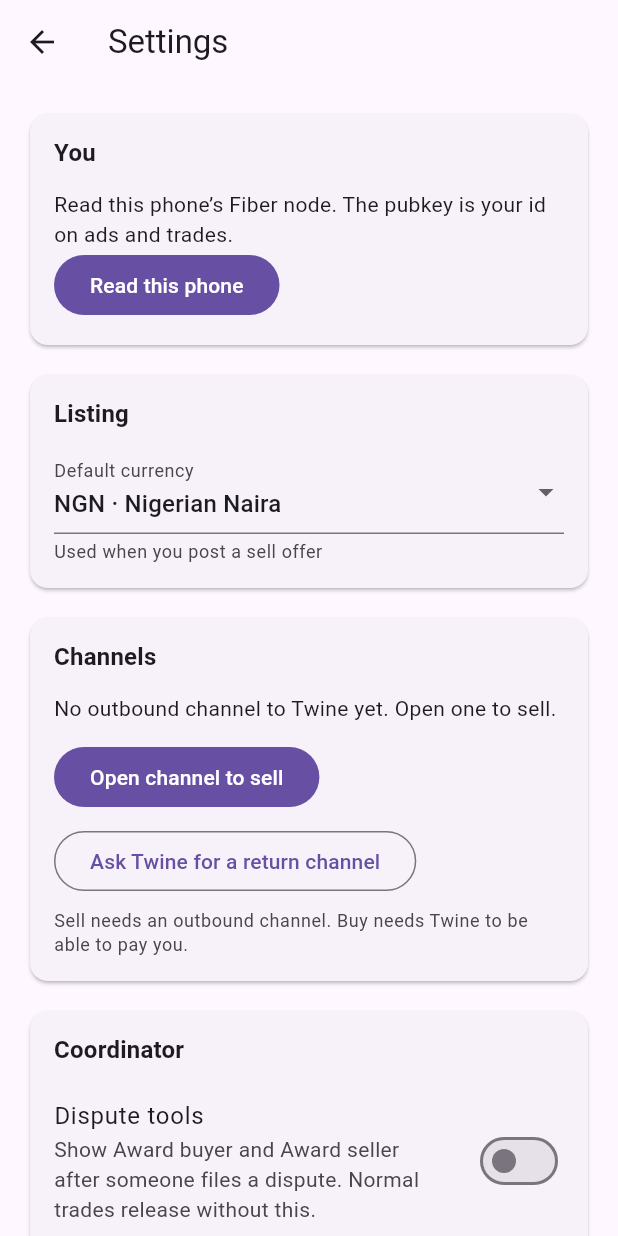
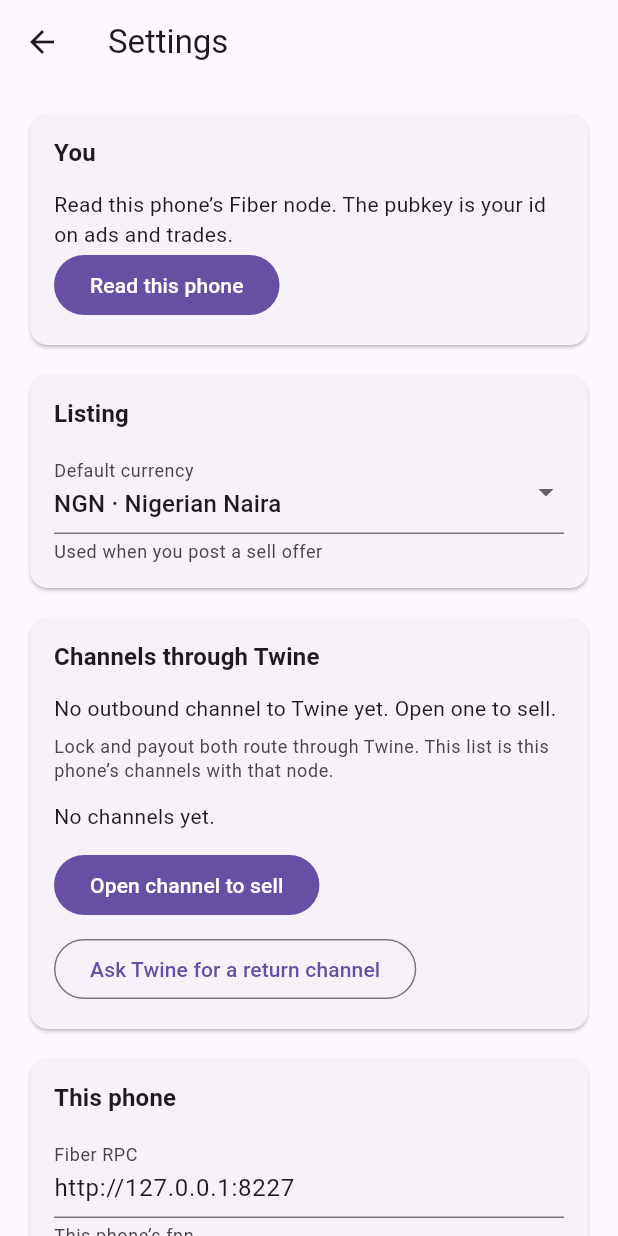
Before and after one commit to chukwuma619/twine-fiber-poc, a Flutter app: the screen it shows after launch, after a tap on "SELL CKB", after a tap on the "menu" icon, on a phone screen of 412 x 824 dp. Run offline on Flutter 3.47's test engine with Material 3 defaults, Android fonts, the phone set to English and light mode, and no system bars; our stand-ins replace image_picker, shared_preferences; network calls fail.

Commit message:
Refactor settings and trade flow by removing operator tools functionality. Update README.md to clarify changes in dispute handling and channel management. Introduce new methods for loading channels in settings and enhance UI components for better user experience. Add tests for new currency conversion functionality.

```diff
--- a/app/lib/daemon_api.dart
+++ b/app/lib/daemon_api.dart
@@ -154,18 +154,6 @@ class DaemonApi {
     return _trade(baseUrl, '/trades/$id/chat', {'from': from, 'text': text});
   }
 
-  Future<TradeSnapshot> awardBuyer(
-    String baseUrl,
-    String id, {
-    required String invoice,
-  }) {
-    return _trade(baseUrl, '/trades/$id/award_buyer', {'invoice': invoice});
-  }
-
-  Future<TradeSnapshot> awardSeller(String baseUrl, String id) {
-    return _trade(baseUrl, '/trades/$id/award_seller');
-  }
-
   Future<TwineInfo> fetchTwine(String baseUrl) async {
     return TwineInfo.fromJson(_asMap(await _getJson(baseUrl, '/twine')));
   }
--- a/app/lib/settings.dart
+++ b/app/lib/settings.dart
@@ -29,7 +29,6 @@ class UserSettings {
     this.fiberRpc = _envFiberRpc,
     this.daemonUrl = '',
     this.p2pAddress = _envP2p,
-    this.operatorTools = false,
     this.preferredCurrency = 'NGN',
     this.pubkey,
   });
@@ -37,7 +36,6 @@ class UserSettings {
   final String fiberRpc;
   final String daemonUrl;
   final String p2pAddress;
-  final bool operatorTools;
   final String preferredCurrency;
   final String? pubkey;
 
@@ -45,7 +43,6 @@ class UserSettings {
     String? fiberRpc,
     String? daemonUrl,
     String? p2pAddress,
-    bool? operatorTools,
     String? preferredCurrency,
     String? pubkey,
     bool clearPubkey = false,
@@ -54,7 +51,6 @@ class UserSettings {
       fiberRpc: fiberRpc ?? this.fiberRpc,
       daemonUrl: daemonUrl ?? this.daemonUrl,
       p2pAddress: p2pAddress ?? this.p2pAddress,
-      operatorTools: operatorTools ?? this.operatorTools,
       preferredCurrency: preferredCurrency ?? this.preferredCurrency,
       pubkey: clearPubkey ? null : (pubkey ?? this.pubkey),
     );
@@ -84,7 +80,6 @@ class SettingsController extends ChangeNotifier {
       fiberRpc: prefs.getString('fiberRpc') ?? settings.fiberRpc,
       daemonUrl: prefs.getString('daemonUrl') ?? settings.daemonUrl,
       p2pAddress: prefs.getString('p2pAddress') ?? settings.p2pAddress,
-      operatorTools: prefs.getBool('operatorTools') ?? settings.operatorTools,
       preferredCurrency:
           prefs.getString('preferredCurrency') ?? settings.preferredCurrency,
       pubkey: prefs.getString('pubkey') ?? settings.pubkey,
@@ -101,10 +96,10 @@ class SettingsController extends ChangeNotifier {
     }
     final prefs = await SharedPreferences.getInstance();
     await prefs.remove('name');
+    await prefs.remove('operatorTools');
     await prefs.setString('fiberRpc', next.fiberRpc);
     await prefs.setString('daemonUrl', next.daemonUrl);
     await prefs.setString('p2pAddress', next.p2pAddress);
-    await prefs.setBool('operatorTools', next.operatorTools);
     await prefs.setString('preferredCurrency', next.preferredCurrency);
     if (next.pubkey == null) {
       await prefs.remove('pubkey');
--- a/app/lib/settings_screen.dart
+++ b/app/lib/settings_screen.dart
@@ -1,6 +1,7 @@
 import 'package:flutter/material.dart';
 import 'package:flutter/services.dart';
 
+import 'amounts.dart';
 import 'currencies.dart';
 import 'daemon_api.dart';
 import 'fiber_api.dart';
@@ -32,6 +33,7 @@ class _SettingsScreenState extends State<SettingsScreen> {
   String? _error;
   String? _status;
   FiberChannel? _toTwine;
+  List<FiberChannel> _channels = const [];
   TwineInfo? _twine;
   var _busy = false;
 
@@ -64,7 +66,6 @@ class _SettingsScreenState extends State<SettingsScreen> {
 
   Future<void> _persist({
     String? pubkey,
-    bool? operatorTools,
     String? preferredCurrency,
   }) {
     return widget.settings.update(
@@ -73,7 +74,6 @@ class _SettingsScreenState extends State<SettingsScreen> {
         daemonUrl: _daemonUrl.text,
         p2pAddress: _p2p.text,
         pubkey: pubkey,
-        operatorTools: operatorTools,
         preferredCurrency: preferredCurrency,
       ),
     );
@@ -89,16 +89,14 @@ class _SettingsScreenState extends State<SettingsScreen> {
       final pubkey = await widget.fiber.nodePubkey(_fiberRpc.text);
       await widget.settings.update(_user.copyWith(pubkey: pubkey));
       final twine = await widget.daemon.fetchTwine(_daemonUrl.text);
-      FiberChannel? channel;
-      if (twine.pubkey != null) {
-        channel = await widget.fiber.channelTo(_fiberRpc.text, twine.pubkey!);
-      }
+      final loaded = await _loadChannels(twine.pubkey);
       if (!mounted) {
         return;
       }
       setState(() {
         _twine = twine;
-        _toTwine = channel;
+        _channels = loaded.channels;
+        _toTwine = loaded.toTwine;
         _status = 'This phone is ${shortPubkey(pubkey)}';
         _busy = false;
       });
@@ -138,13 +136,14 @@ class _SettingsScreenState extends State<SettingsScreen> {
           fundingHex: _defaultFundingHex,
         );
       }
-      final channel = await widget.fiber.channelTo(_fiberRpc.text, pubkey);
+      final loaded = await _loadChannels(pubkey);
       if (!mounted) {
         return;
       }
       setState(() {
         _twine = twine;
-        _toTwine = channel;
+        _channels = loaded.channels;
+        _toTwine = loaded.toTwine;
         _status = 'You can sell. Outbound channel to Twine is ready.';
         _busy = false;
       });
@@ -176,10 +175,15 @@ class _SettingsScreenState extends State<SettingsScreen> {
         pubkey: pubkey,
         address: _p2p.text,
       );
+      final twine = await widget.daemon.fetchTwine(_daemonUrl.text);
+      final loaded = await _loadChannels(twine.pubkey);
       if (!mounted) {
         return;
       }
       setState(() {
+        _twine = twine;
+        _channels = loaded.channels;
+        _toTwine = loaded.toTwine;
         _status = result.channelOpen
             ? 'You can receive CKB. Twine opened a return channel.'
             : result.message;
@@ -194,6 +198,24 @@ class _SettingsScreenState extends State<SettingsScreen> {
         _busy = false;
       });
     }
+  }
+
+  Future<({List<FiberChannel> channels, FiberChannel? toTwine})> _loadChannels(
+    String? twinePubkey,
+  ) async {
+    final channels = await widget.fiber.listChannels(_fiberRpc.text);
+    FiberChannel? toTwine;
+    if (twinePubkey != null) {
+      for (final channel in channels) {
+        if (samePubkey(channel.peerPubkey, twinePubkey)) {
+          toTwine = channel;
+          if (channel.open) {
+            break;
+          }
+        }
+      }
+    }
+    return (channels: channels, toTwine: toTwine);
   }
 
   Future<void> _copy(String value) async {
@@ -294,7 +316,7 @@ class _SettingsScreenState extends State<SettingsScreen> {
           ),
           const SizedBox(height: 12),
           _SectionCard(
-            title: 'Channels',
+            title: 'Channels through Twine',
             child: Column(
               crossAxisAlignment: CrossAxisAlignment.start,
               children: [
@@ -302,13 +324,25 @@ class _SettingsScreenState extends State<SettingsScreen> {
                   _channelCopy,
                   key: const Key('channel-status'),
                 ),
-                if (_twine?.pubkey != null) ...[
-                  const SizedBox(height: 8),
-                  Text(
-                    'Twine ${shortPubkey(_twine!.pubkey!)}',
-                    style: Theme.of(context).textTheme.bodySmall,
+                const SizedBox(height: 8),
+                Text(
+                  'Lock and payout both route through Twine. This list is this phone’s channels with that node.',
+                  style: Theme.of(context).textTheme.bodySmall?.copyWith(
+                    color: Theme.of(context).colorScheme.onSurfaceVariant,
                   ),
-                ],
+                ),
+                const SizedBox(height: 12),
+                if (_channels.isEmpty)
+                  const Text(
+                    'No channels yet.',
+                    key: Key('channel-empty'),
+                  )
+                else
+                  for (final channel in _channels)
+                    _ChannelTile(
+                      channel: channel,
+                      twine: samePubkey(channel.peerPubkey, _twine?.pubkey),
+                    ),
                 const SizedBox(height: 12),
                 FilledButton(
                   key: const Key('open-channel-twine'),
@@ -321,29 +355,7 @@ class _SettingsScreenState extends State<SettingsScreen> {
                   onPressed: _busy ? null : _askTwineChannel,
                   child: const Text('Ask Twine for a return channel'),
                 ),
-                const SizedBox(height: 8),
-                Text(
-                  'Sell needs an outbound channel. Buy needs Twine to be able to pay you.',
-                  style: Theme.of(context).textTheme.bodySmall?.copyWith(
-                    color: Theme.of(context).colorScheme.onSurfaceVariant,
-                  ),
-                ),
               ],
-            ),
-          ),
-          const SizedBox(height: 12),
-          _SectionCard(
-            title: 'Coordinator',
-            child: SwitchListTile(
-              key: const Key('operator-tools'),
-              contentPadding: EdgeInsets.zero,
-              title: const Text('Dispute tools'),
-              subtitle: const Text(
-                'Show Award buyer and Award seller after someone files a dispute. '
-                'Normal trades release without this.',
-              ),
-              value: _user.operatorTools,
-              onChanged: (value) => _persist(operatorTools: value),
             ),
           ),
           const SizedBox(height: 12),
@@ -394,6 +406,46 @@ class _SettingsScreenState extends State<SettingsScreen> {
   }
 }
 
+class _ChannelTile extends StatelessWidget {
+  const _ChannelTile({required this.channel, required this.twine});
+
+  final FiberChannel channel;
+  final bool twine;
+
+  @override
+  Widget build(BuildContext context) {
+    final muted = Theme.of(context).colorScheme.onSurfaceVariant;
+    final send = ckbFromShannonHex(channel.localBalance);
+    final receive = ckbFromShannonHex(channel.remoteBalance);
+    return Padding(
+      padding: const EdgeInsets.only(bottom: 12),
+      child: Column(
+        crossAxisAlignment: CrossAxisAlignment.start,
+        children: [
+          Text(
+            twine ? 'Twine' : shortPubkey(channel.peerPubkey),
+            key: twine ? const Key('channel-twine') : null,
+            style: Theme.of(context).textTheme.titleSmall,
+          ),
+          Text(
+            channel.open ? 'Ready' : 'Pending',
+            style: Theme.of(context).textTheme.bodySmall?.copyWith(color: muted),
+          ),
+          Text('You can send $send CKB'),
+          Text(
+            twine ? 'Twine can pay you $receive CKB' : 'Peer can send $receive CKB',
+          ),
+          if (channel.channelId != null)
+            SelectableText(
+              channel.channelId!,
+              style: Theme.of(context).textTheme.bodySmall?.copyWith(color: muted),
+            ),
+        ],
+      ),
+    );
+  }
+}
+
 class _SectionCard extends StatelessWidget {
   const _SectionCard({required this.title, required this.child});
 
```
Also changed, not shown: app/lib/amounts.dart (+12 -0 lines), app/lib/trade_screen.dart (+0 -36 lines), 3 other files.
